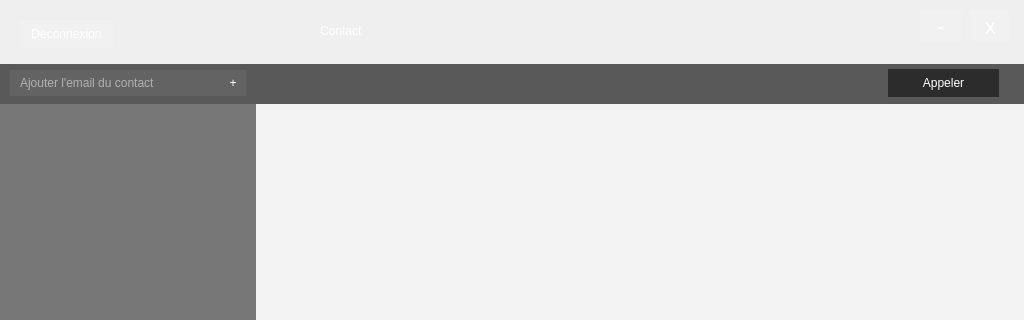
Old version of the form Babel/client/forms/BabelMain.ui in the repository gvsurenderreddy/Babel-VOIP; both pictures show x 0 to 1024 and y 0 to 320 of the 1024 by 870 pixel window.
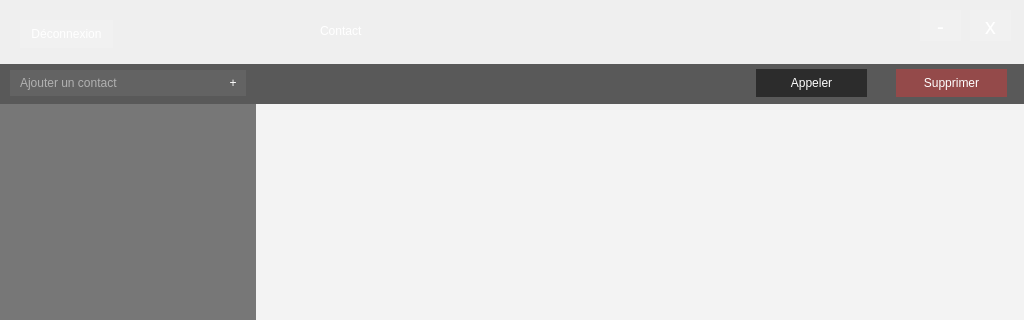
New version of the form. Icons and pictures are not drawn.

Commit message: Remove BabelIdentification.ui file (was not used anymore). Add "delete contact button".

Patch:
```diff
--- a/Babel/client/forms/BabelMain.ui
+++ b/Babel/client/forms/BabelMain.ui
@@ -252,7 +252,7 @@
 </string>
     </property>
     <property name="placeholderText">
-     <string>Ajouter l'email du contact</string>
+     <string>Ajouter un contact</string>
     </property>
    </widget>
    <widget class="QPushButton" name="addContact">
@@ -318,7 +318,7 @@
    <widget class="QPushButton" name="call">
     <property name="geometry">
      <rect>
-      <x>632</x>
+      <x>500</x>
       <y>5</y>
       <width>111</width>
       <height>28</height>
@@ -336,6 +336,27 @@
      <string>Appeler</string>
     </property>
    </widget>
+   <widget class="QPushButton" name="deleteContact">
+    <property name="geometry">
+     <rect>
+      <x>640</x>
+      <y>5</y>
+      <width>111</width>
+      <height>28</height>
+     </rect>
+    </property>
+    <property name="styleSheet">
+     <string notr="true">background: none;
+border: none;
+background-color: rgba(207, 60, 60, 128);
+color: rgb(255, 255, 255);
+font: 16px &quot;Open Sans Light&quot;;
+</string>
+    </property>
+    <property name="text">
+     <string>Supprimer</string>
+    </property>
+   </widget>
   </widget>
  </widget>
  <resources>
```
The commit also changes 4 other files.
